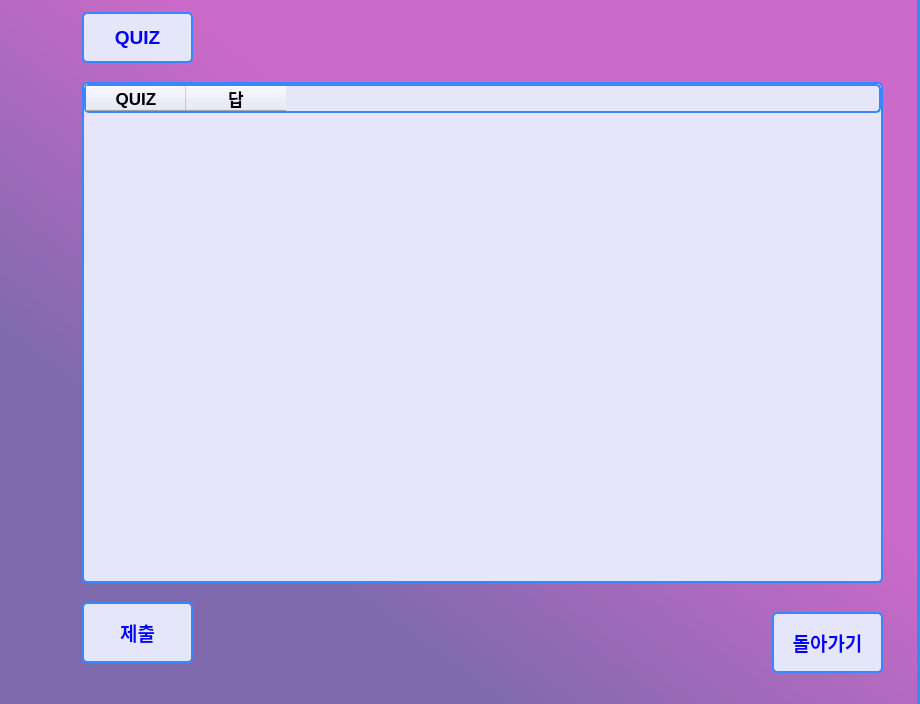
imgeunyeong/IOT-AI-project, file student.ui: the form before one commit.
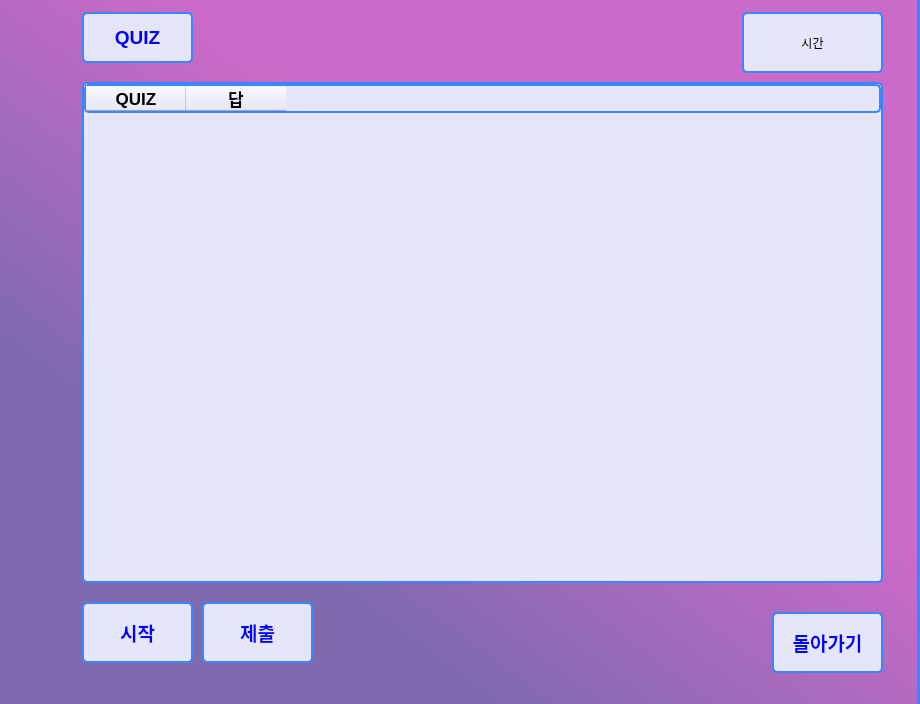
The form after the commit. The open tabs and pages were chosen to show the change.

Patch:
```diff
--- a/student.ui
+++ b/student.ui
@@ -466,7 +466,7 @@
      <widget class="QPushButton" name="quiz_complete_btn">
       <property name="geometry">
        <rect>
-        <x>90</x>
+        <x>210</x>
         <y>610</y>
         <width>111</width>
         <height>61</height>
@@ -487,6 +487,50 @@
        <string>제출</string>
       </property>
      </widget>
+     <widget class="QLabel" name="timer_label">
+      <property name="geometry">
+       <rect>
+        <x>750</x>
+        <y>20</y>
+        <width>141</width>
+        <height>61</height>
+       </rect>
+      </property>
+      <property name="styleSheet">
+       <string notr="true">color:black;
+background-color:lavender;</string>
+      </property>
+      <property name="text">
+       <string>시간</string>
+      </property>
+      <property name="alignment">
+       <set>Qt::AlignCenter</set>
+      </property>
+     </widget>
+     <widget class="QPushButton" name="quiz_start_btn">
+      <property name="geometry">
+       <rect>
+        <x>90</x>
+        <y>610</y>
+        <width>111</width>
+        <height>61</height>
+       </rect>
+      </property>
+      <property name="font">
+       <font>
+        <pointsize>14</pointsize>
+        <weight>75</weight>
+        <bold>true</bold>
+       </font>
+      </property>
+      <property name="styleSheet">
+       <string notr="true">color:blue;
+background-color:lavender;</string>
+      </property>
+      <property name="text">
+       <string>시작</string>
+      </property>
+     </widget>
     </widget>
     <widget class="QWidget" name="page_4">
      <widget class="QPushButton" name="back_button_3">
```
